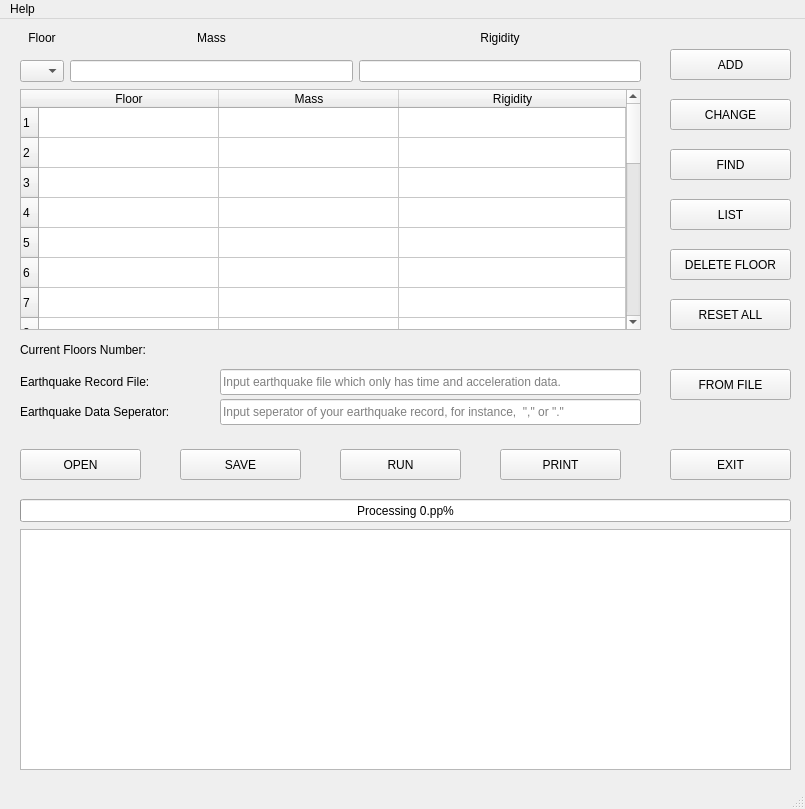
This is sDynaUi.ui in alitatici/VisualizationOfCodes as Qt 5 draws it before an edit. The edited form follows.
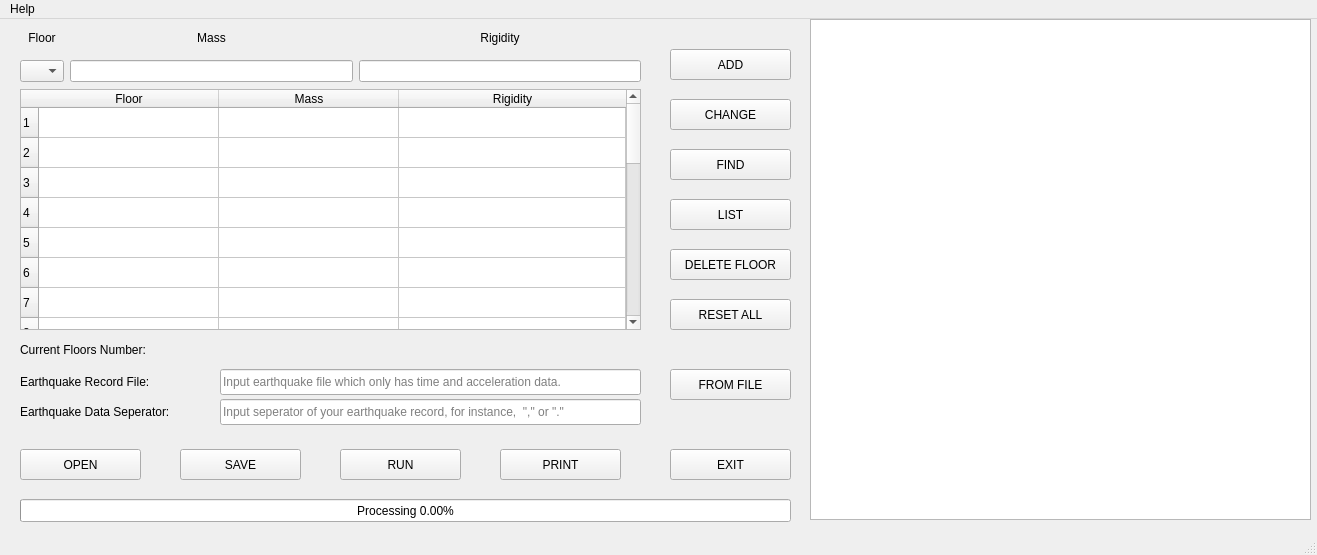
This is the edited form. Icons and pictures are not drawn.

The edit to the form file:
```diff
--- a/sDynaUi.ui
+++ b/sDynaUi.ui
@@ -6,20 +6,20 @@
    <rect>
     <x>0</x>
     <y>0</y>
-    <width>805</width>
-    <height>809</height>
+    <width>1317</width>
+    <height>555</height>
    </rect>
   </property>
   <property name="minimumSize">
    <size>
-    <width>805</width>
-    <height>809</height>
+    <width>1317</width>
+    <height>555</height>
    </size>
   </property>
   <property name="maximumSize">
    <size>
-    <width>805</width>
-    <height>809</height>
+    <width>1317</width>
+    <height>555</height>
    </size>
   </property>
   <property name="windowTitle">
@@ -1889,24 +1889,32 @@
      <number>0</number>
     </property>
     <property name="format">
-     <string>Processing %p.pp%</string>
+     <string>Processing %p.00%</string>
     </property>
    </widget>
    <widget class="QTextEdit" name="txt_Results">
     <property name="geometry">
      <rect>
-      <x>20</x>
-      <y>510</y>
-      <width>771</width>
-      <height>241</height>
+      <x>810</x>
+      <y>0</y>
+      <width>501</width>
+      <height>501</height>
      </rect>
     </property>
+    <property name="font">
+     <font>
+      <pointsize>10</pointsize>
+     </font>
+    </property>
+    <property name="readOnly">
+     <bool>true</bool>
+    </property>
     <property name="html">
      <string>&lt;!DOCTYPE HTML PUBLIC &quot;-//W3C//DTD HTML 4.0//EN&quot; &quot;http://www.w3.org/TR/REC-html40/strict.dtd&quot;&gt;
 &lt;html&gt;&lt;head&gt;&lt;meta name=&quot;qrichtext&quot; content=&quot;1&quot; /&gt;&lt;style type=&quot;text/css&quot;&gt;
 p, li { white-space: pre-wrap; }
-&lt;/style&gt;&lt;/head&gt;&lt;body style=&quot; font-family:'MS Shell Dlg 2'; font-size:7.8pt; font-weight:400; font-style:normal;&quot;&gt;
-&lt;p align=&quot;center&quot; style=&quot;-qt-paragraph-type:empty; margin-top:0px; margin-bottom:0px; margin-left:0px; margin-right:0px; -qt-block-indent:0; text-indent:0px;&quot;&gt;&lt;br /&gt;&lt;/p&gt;&lt;/body&gt;&lt;/html&gt;</string>
+&lt;/style&gt;&lt;/head&gt;&lt;body style=&quot; font-family:'MS Shell Dlg 2'; font-size:10pt; font-weight:400; font-style:normal;&quot;&gt;
+&lt;p align=&quot;center&quot; style=&quot;-qt-paragraph-type:empty; margin-top:0px; margin-bottom:0px; margin-left:0px; margin-right:0px; -qt-block-indent:0; text-indent:0px; font-size:7.8pt;&quot;&gt;&lt;br /&gt;&lt;/p&gt;&lt;/body&gt;&lt;/html&gt;</string>
     </property>
    </widget>
   </widget>
@@ -1915,7 +1923,7 @@
     <rect>
      <x>0</x>
      <y>0</y>
-     <width>805</width>
+     <width>1317</width>
      <height>26</height>
     </rect>
    </property>
```
